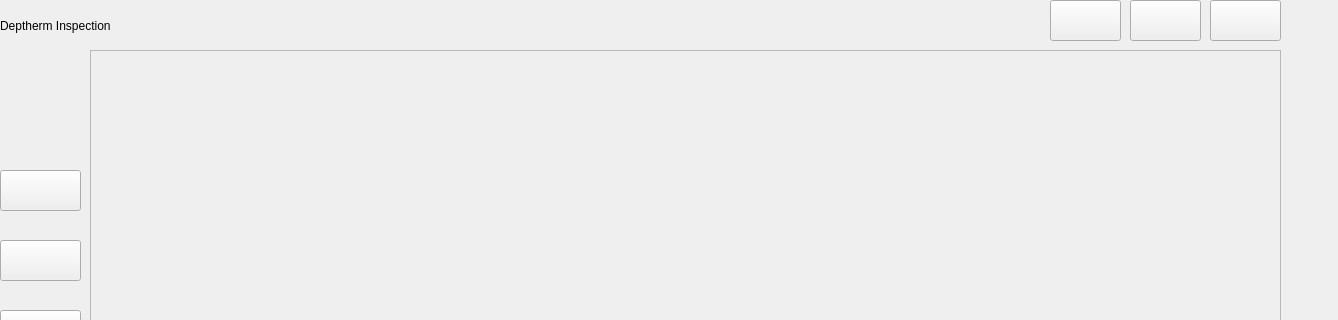
The window that src/views/DethermInspection.ui (Jjat00/Deptherm-Inspection) describes before a commit, drawn with Qt 5; both pictures show x 0 to 1338 and y 0 to 320 of the 1338 by 764 pixel window.
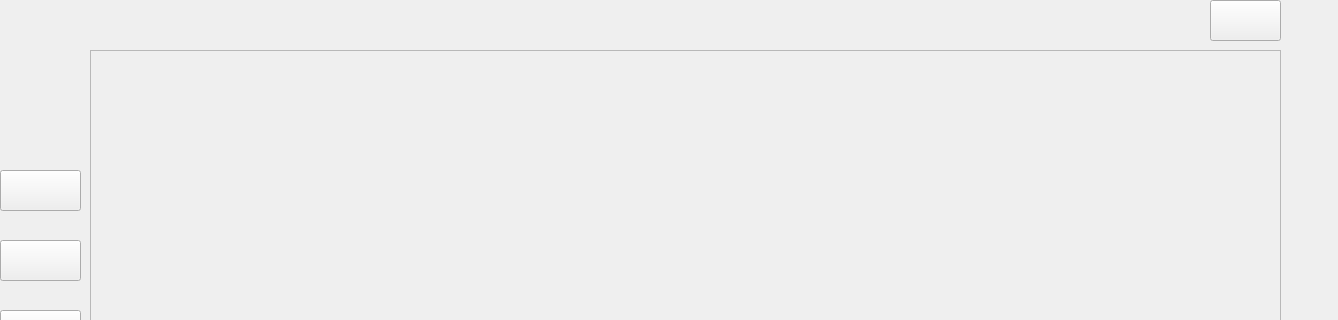
The same window after the commit.

Commit message: new user login

Diff of the .ui file:
```diff
--- a/src/views/DethermInspection.ui
+++ b/src/views/DethermInspection.ui
@@ -48,32 +48,6 @@
      </layout>
     </widget>
    </widget>
-   <widget class="QPushButton" name="buttonLogin">
-    <property name="geometry">
-     <rect>
-      <x>1130</x>
-      <y>0</y>
-      <width>71</width>
-      <height>41</height>
-     </rect>
-    </property>
-    <property name="text">
-     <string/>
-    </property>
-   </widget>
-   <widget class="QPushButton" name="buttonUserManage">
-    <property name="geometry">
-     <rect>
-      <x>1050</x>
-      <y>0</y>
-      <width>71</width>
-      <height>41</height>
-     </rect>
-    </property>
-    <property name="text">
-     <string/>
-    </property>
-   </widget>
    <widget class="QLabel" name="labelHeader">
     <property name="geometry">
      <rect>
@@ -84,7 +58,7 @@
      </rect>
     </property>
     <property name="text">
-     <string>Deptherm Inspection</string>
+     <string/>
     </property>
    </widget>
    <widget class="QPushButton" name="buttonLogout">
```
Left out of the diff: 2 changed lines with no effect on the pictures. The commit also changes 14 other files.
